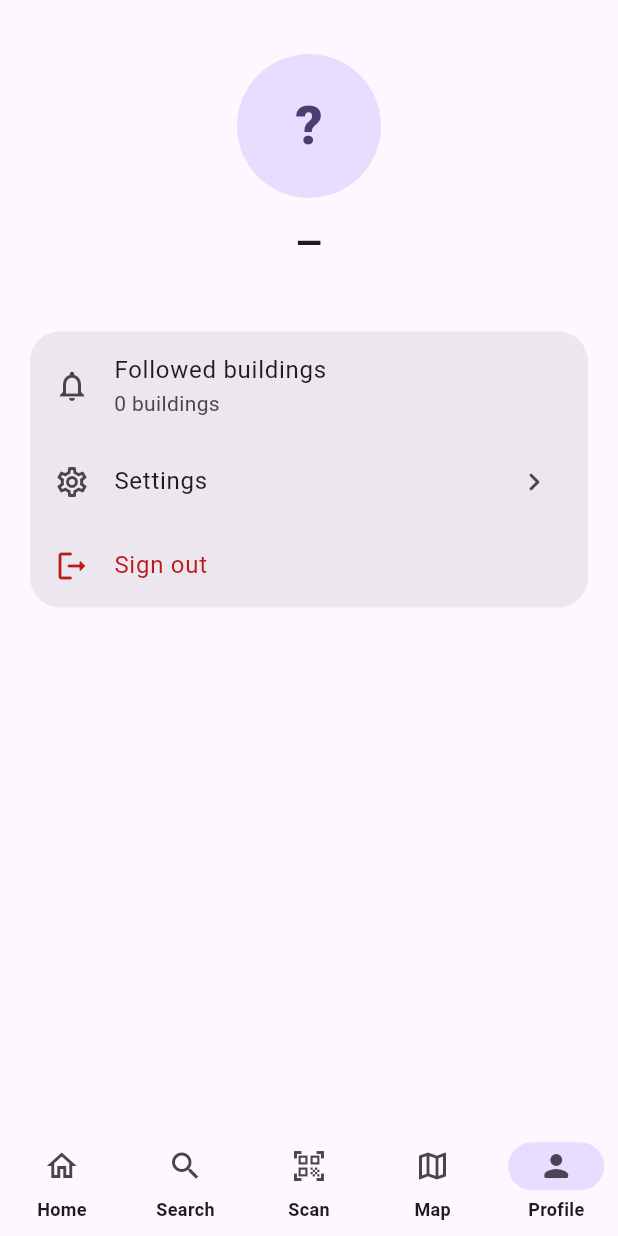
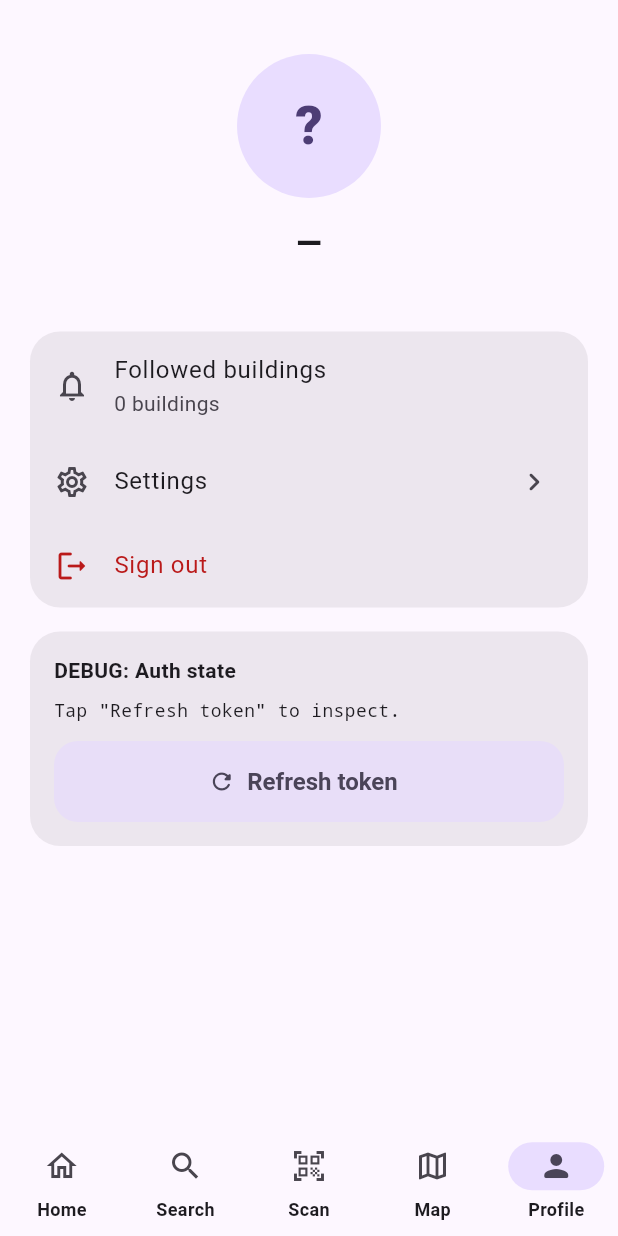
Before and after one commit to Harudot/TS-management-school-project-, a Flutter app: the screen it shows once a user with an empty profile is signed in, item 5 of the bottom bar chosen, on a phone screen of 412 x 824 dp. Run offline on Flutter 3.47's test engine with Material 3 defaults, Android fonts, the phone set to English and light mode, and no system bars; our stand-ins replace cached_network_image, cloud_firestore, firebase_auth, firebase_core, firebase_messaging, flutter_local_notifications and 5 more; missing offline and left inert: mobile_scanner; accounts and stored records are empty; network calls fail.

Commit message:
Add debug auth panel and admin checker script

```diff
--- a/lib/features/settings/profile_page.dart
+++ b/lib/features/settings/profile_page.dart
@@ -1,3 +1,4 @@
+import 'package:firebase_auth/firebase_auth.dart';
 import 'package:flutter/material.dart';
 import 'package:flutter_riverpod/flutter_riverpod.dart';
 import 'package:go_router/go_router.dart';
@@ -80,8 +81,57 @@ class ProfilePage extends ConsumerWidget {
               ],
             ),
           ),
+          const SizedBox(height: 16),
+          const _AuthDebugCard(),
         ],
       ),
     );
   }
 }
+
+class _AuthDebugCard extends ConsumerStatefulWidget {
+  const _AuthDebugCard();
+  @override
+  ConsumerState<_AuthDebugCard> createState() => _AuthDebugCardState();
+}
+
+class _AuthDebugCardState extends ConsumerState<_AuthDebugCard> {
+  String _output = 'Tap "Refresh token" to inspect.';
+
+  Future<void> _refresh() async {
+    final user = FirebaseAuth.instance.currentUser;
+    if (user == null) {
+      setState(() => _output = 'Not signed in.');
+      return;
+    }
+    final token = await user.getIdTokenResult(true);
+    setState(() => _output = 'UID:    ${user.uid}\n'
+        'Email:  ${user.email}\n'
+        'Provider: ${user.providerData.map((p) => p.providerId).join(", ")}\n'
+        'Claims: ${token.claims}');
+  }
+
+  @override
+  Widget build(BuildContext context) {
+    return Card(
+      child: Padding(
+        padding: const EdgeInsets.all(16),
+        child: Column(
+          crossAxisAlignment: CrossAxisAlignment.start,
+          children: [
+            const Text('DEBUG: Auth state',
+                style: TextStyle(fontWeight: FontWeight.w700)),
+            const SizedBox(height: 8),
+            Text(_output, style: const TextStyle(fontFamily: 'monospace', fontSize: 12)),
+            const SizedBox(height: 12),
+            FilledButton.tonalIcon(
+              onPressed: _refresh,
+              icon: const Icon(Icons.refresh_rounded),
+              label: const Text('Refresh token'),
+            ),
+          ],
+        ),
+      ),
+    );
+  }
+}
```
Also changed, not shown: 1 other file.
